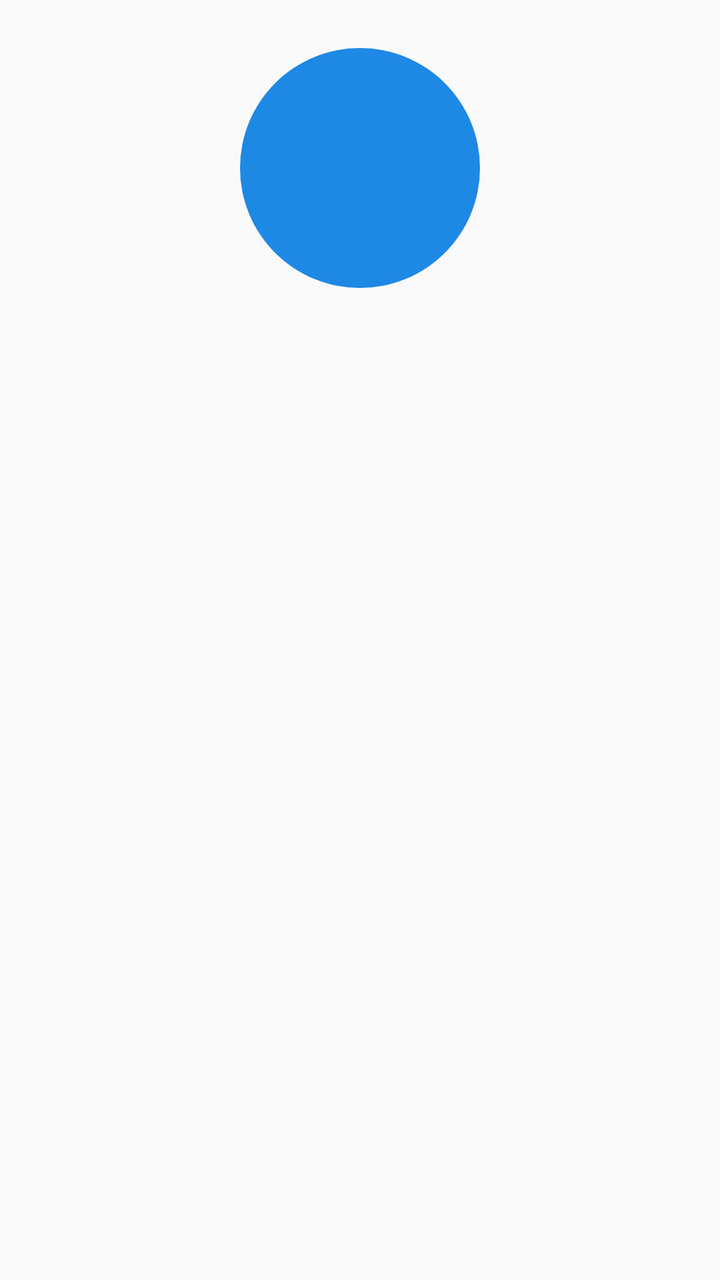
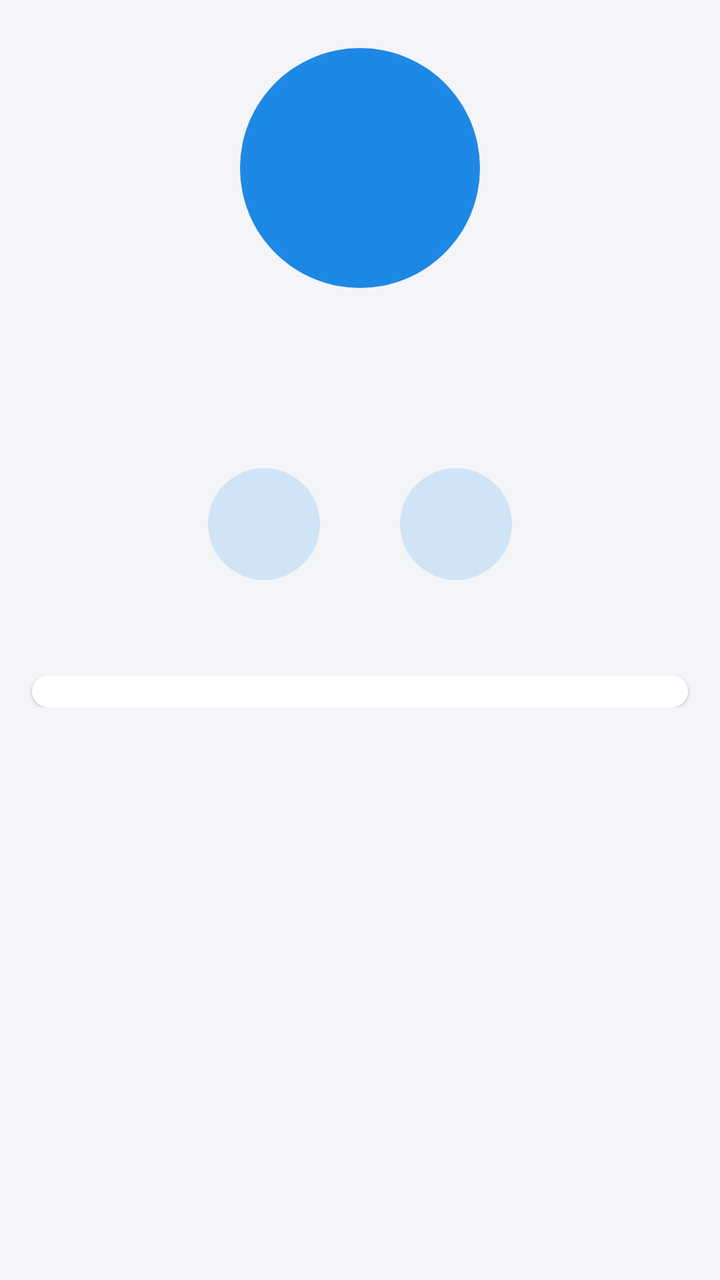

Before-and-after screenshots of an Android layout around one commit, followed by the original layout XML and the change that was made.
<!-- AndroidManifest.xml: application theme Theme.FtHangouts -->
<!-- res/layout/activity_contact_detail.xml -->
<?xml version="1.0" encoding="utf-8"?>
<ScrollView xmlns:android="http://schemas.android.com/apk/res/android"
    android:layout_width="match_parent"
    android:layout_height="match_parent">

    <LinearLayout
        android:layout_width="match_parent"
        android:layout_height="wrap_content"
        android:orientation="vertical">

        <include
            android:id="@+id/detail_avatar"
            layout="@layout/view_avatar"
            android:layout_width="120dp"
            android:layout_height="120dp"
            android:layout_gravity="center_horizontal"
            android:layout_marginTop="24dp" />

        
        <LinearLayout
            android:id="@+id/detail_rows"
            android:layout_width="match_parent"
            android:layout_height="wrap_content"
            android:orientation="vertical"
            android:paddingHorizontal="16dp"
            android:paddingBottom="16dp" />
    </LinearLayout>
</ScrollView>
<!-- res/layout/view_avatar.xml (included above) -->
<?xml version="1.0" encoding="utf-8"?>
<FrameLayout xmlns:android="http://schemas.android.com/apk/res/android"
    android:layout_width="40dp"
    android:layout_height="40dp">

    <TextView
        android:id="@+id/avatar_initials"
        android:layout_width="match_parent"
        android:layout_height="match_parent"
        android:background="@drawable/avatar_circle"
        android:gravity="center"
        android:textColor="@color/white"
        android:textStyle="bold" />

    <ImageView
        android:id="@+id/avatar_photo"
        android:layout_width="match_parent"
        android:layout_height="match_parent"
        android:background="@drawable/avatar_circle"
        android:contentDescription="@string/contact_photo"
        android:scaleType="centerCrop"
        android:visibility="gone" />
</FrameLayout>
<!-- resources referenced by this layout -->
<resources>
  <color name="white">#FFFFFFFF</color>
  <!-- drawable avatar_circle (drawable) -->
  <?xml version="1.0" encoding="utf-8"?>
  <shape xmlns:android="http://schemas.android.com/apk/res/android"
      android:shape="oval">
      <solid android:color="@color/primary" />
  </shape>
  <string name="contact_photo">Contact picture</string>
  <style name="Theme.FtHangouts" parent="android:Theme.Material.Light.DarkActionBar">
          <item name="android:colorPrimary">@color/primary</item>
          <item name="android:colorPrimaryDark">@color/primary_dark</item>
          <item name="android:colorAccent">@color/accent</item>
          
          <item name="android:windowLightStatusBar">true</item>
      </style>
  <color name="primary">#FF1E88E5</color>
  <color name="primary_dark">#FF1565C0</color>
  <color name="accent">#FF00ACC1</color>
</resources>

<!-- the commit's change to res/layout/activity_contact_detail.xml (unified diff, before → after) -->
@@ -6,8 +6,10 @@
     <LinearLayout
         android:layout_width="match_parent"
         android:layout_height="wrap_content"
-        android:orientation="vertical">
+        android:orientation="vertical"
+        android:paddingBottom="24dp">
 
+        
         <include
             android:id="@+id/detail_avatar"
             layout="@layout/view_avatar"
@@ -16,14 +18,54 @@
             android:layout_gravity="center_horizontal"
             android:layout_marginTop="24dp" />
 
+        <TextView
+            android:id="@+id/detail_name"
+            android:layout_width="match_parent"
+            android:layout_height="wrap_content"
+            android:layout_marginHorizontal="16dp"
+            android:layout_marginTop="16dp"
+            android:gravity="center"
+            android:textAppearance="@android:style/TextAppearance.Material.Headline"
+            android:textIsSelectable="true" />
+
+        <TextView
+            android:id="@+id/detail_company"
+            android:layout_width="match_parent"
+            android:layout_height="wrap_content"
+            android:layout_marginHorizontal="16dp"
+            android:gravity="center"
+            android:textColor="?android:attr/textColorSecondary"
+            android:textIsSelectable="true"
+            android:textSize="16sp" />
+
+        
+        <LinearLayout
+            android:layout_width="wrap_content"
+            android:layout_height="wrap_content"
+            android:layout_gravity="center_horizontal"
+            android:layout_marginTop="20dp"
+            android:orientation="horizontal">
+
+            <include
+                android:id="@+id/button_call"
+                layout="@layout/view_quick_action" />
+
+            <include
+                android:id="@+id/button_message"
+                layout="@layout/view_quick_action" />
+        </LinearLayout>
+
         
         <LinearLayout
             android:id="@+id/detail_rows"
             android:layout_width="match_parent"
             android:layout_height="wrap_content"
+            android:layout_marginHorizontal="16dp"
+            android:layout_marginTop="24dp"
+            android:background="@drawable/bg_card"
+            android:elevation="1dp"
             android:orientation="vertical"
-            android:paddingHorizontal="16dp"
-            android:paddingBottom="16dp" />
+            android:paddingVertical="8dp" />
     </LinearLayout>
 </ScrollView>
 <!-- res/layout/view_avatar.xml (included above) -->
@@ -50,3 +92,27 @@
         android:scaleType="centerCrop"
         android:visibility="gone" />
 </FrameLayout>
+<!-- res/layout/view_quick_action.xml (included above) -->
+<?xml version="1.0" encoding="utf-8"?>
+<LinearLayout xmlns:android="http://schemas.android.com/apk/res/android"
+    android:layout_width="96dp"
+    android:layout_height="wrap_content"
+    android:gravity="center_horizontal"
+    android:orientation="vertical">
+
+    <ImageButton
+        android:id="@+id/quick_action_icon"
+        android:layout_width="56dp"
+        android:layout_height="56dp"
+        android:background="@drawable/bg_tonal_circle"
+        android:tint="?android:attr/colorPrimary" />
+
+    <TextView
+        android:id="@+id/quick_action_label"
+        android:layout_width="wrap_content"
+        android:layout_height="wrap_content"
+        android:layout_marginTop="6dp"
+        android:importantForAccessibility="no"
+        android:textColor="?android:attr/colorPrimary"
+        android:textSize="13sp" />
+</LinearLayout>
<!-- resource entries referenced after the edit -->
@@ -5,18 +5,36 @@
   <?xml version="1.0" encoding="utf-8"?>
   <shape xmlns:android="http://schemas.android.com/apk/res/android"
       android:shape="oval">
-      <solid android:color="@color/primary" />
+      <solid android:color="?android:attr/colorPrimary" />
   </shape>
+  <!-- drawable bg_card (drawable) -->
+  <?xml version="1.0" encoding="utf-8"?>
+  <shape xmlns:android="http://schemas.android.com/apk/res/android" android:shape="rectangle">
+      <solid android:color="@color/surface" />
+      <corners android:radius="16dp" />
+  </shape>
+  <!-- drawable bg_tonal_circle (drawable) -->
+  <?xml version="1.0" encoding="utf-8"?>
+  <ripple xmlns:android="http://schemas.android.com/apk/res/android"
+      android:color="?android:attr/colorControlHighlight">
+      <item>
+          <shape android:shape="oval">
+              <solid android:color="@color/primary_tonal" />
+          </shape>
+      </item>
+  </ripple>
   <string name="contact_photo">Contact picture</string>
   <style name="Theme.FtHangouts" parent="android:Theme.Material.Light.DarkActionBar">
-          <item name="android:colorPrimary">@color/primary</item>
-          <item name="android:colorPrimaryDark">@color/primary_dark</item>
-          <item name="android:colorAccent">@color/accent</item>
+          <item name="android:colorPrimary">@color/header_blue</item>
+          <item name="android:colorPrimaryDark">@color/header_blue</item>
+          <item name="android:colorAccent">@color/header_blue</item>
+          <item name="android:colorBackground">@color/background</item>
+          <item name="android:windowBackground">@color/background</item>
           
-          <item name="android:windowLightStatusBar">true</item>
+          <item name="android:windowLightStatusBar">false</item>
       </style>
-  <color name="primary">#FF1E88E5</color>
-  <color name="primary_dark">#FF1565C0</color>
-  <color name="accent">#FF00ACC1</color>
+  <color name="surface">#FFFFFFFF</color>
+  <color name="header_blue">#FF1E88E5</color>
+  <color name="background">#FFF4F5F8</color>
 </resources>
 
